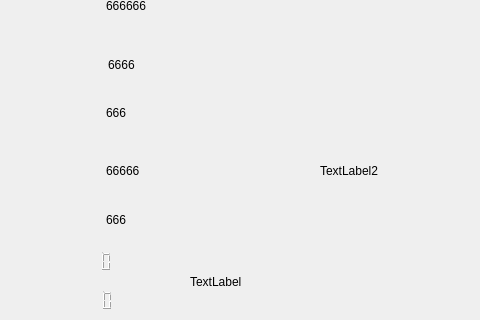
This is work.ui in wushengjun85/jy10_01 as Qt 5 draws it before an edit; both pictures show x 0 to 480 and y 280 to 600 of the 1024 by 600 pixel window. The edited form follows.
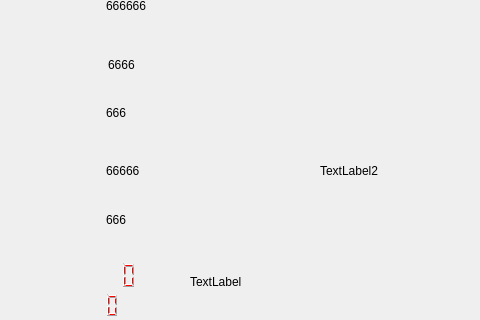
This is the edited form. Icons and pictures are not drawn.

What changed in the file:
```diff
--- a/work.ui
+++ b/work.ui
@@ -304,10 +304,10 @@
   <widget class="QLCDNumber" name="lcdNumber">
    <property name="geometry">
     <rect>
-     <x>10</x>
+     <x>20</x>
      <y>570</y>
-     <width>131</width>
-     <height>21</height>
+     <width>101</width>
+     <height>31</height>
     </rect>
    </property>
    <property name="styleSheet">
@@ -323,25 +323,6 @@
     <enum>QLCDNumber::Filled</enum>
    </property>
   </widget>
-  <widget class="QLCDNumber" name="lcdNumber_2">
-   <property name="geometry">
-    <rect>
-     <x>10</x>
-     <y>531</y>
-     <width>111</width>
-     <height>20</height>
-    </rect>
-   </property>
-   <property name="frameShape">
-    <enum>QFrame::NoFrame</enum>
-   </property>
-   <property name="digitCount">
-    <number>10</number>
-   </property>
-   <property name="segmentStyle">
-    <enum>QLCDNumber::Filled</enum>
-   </property>
-  </widget>
   <widget class="QLabel" name="show_label1">
    <property name="geometry">
     <rect>
@@ -381,6 +362,31 @@
     <string>TextLabel</string>
    </property>
   </widget>
+  <widget class="QLCDNumber" name="lcdNumber_2">
+   <property name="geometry">
+    <rect>
+     <x>0</x>
+     <y>540</y>
+     <width>141</width>
+     <height>31</height>
+    </rect>
+   </property>
+   <property name="autoFillBackground">
+    <bool>false</bool>
+   </property>
+   <property name="styleSheet">
+    <string notr="true">color: rgb(255, 0, 0);</string>
+   </property>
+   <property name="frameShape">
+    <enum>QFrame::NoFrame</enum>
+   </property>
+   <property name="smallDecimalPoint">
+    <bool>false</bool>
+   </property>
+   <property name="numDigits">
+    <number>10</number>
+   </property>
+  </widget>
  </widget>
  <resources/>
  <connections/>
```
